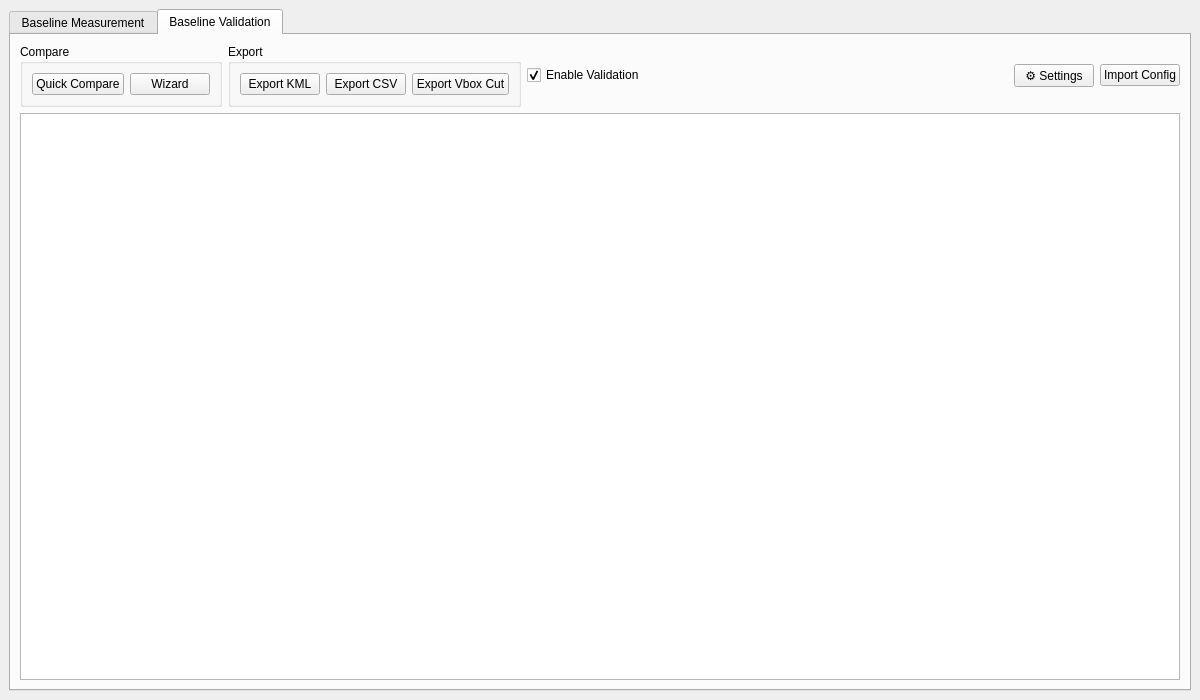
The window that ui/neology_average_speed.ui (dyarrow/AverageSpeed) describes before a commit, drawn with Qt 5.
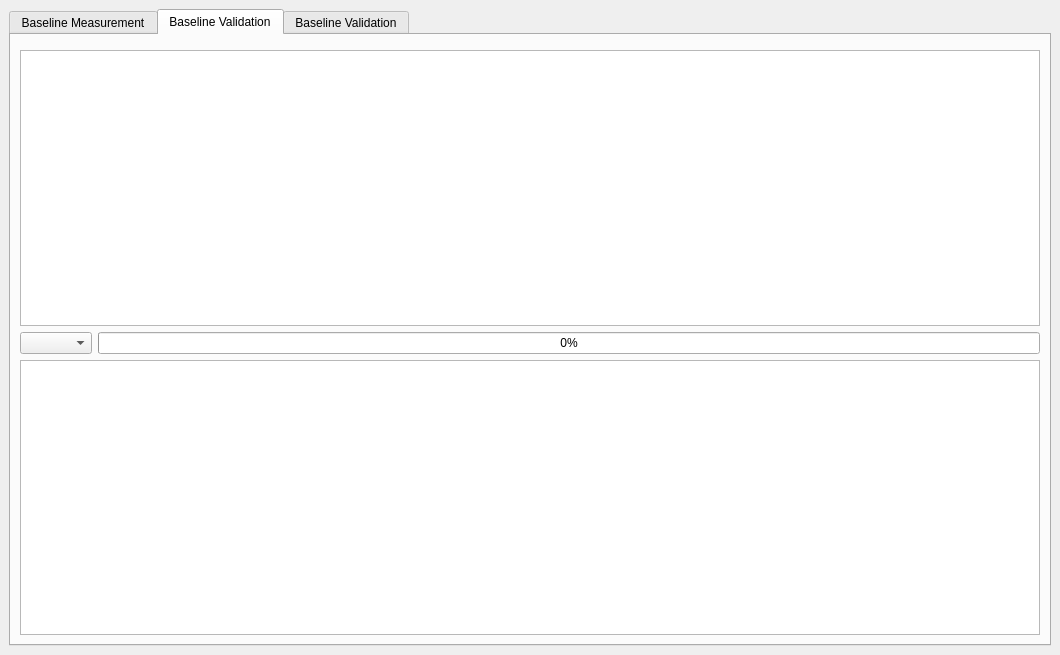
The same window after the commit.

Commit message: Updated help and added more validation visibility

What changed in the file:
```diff
--- a/ui/neology_average_speed.ui
+++ b/ui/neology_average_speed.ui
@@ -6,8 +6,8 @@
    <rect>
     <x>0</x>
     <y>0</y>
-    <width>1200</width>
-    <height>700</height>
+    <width>1060</width>
+    <height>655</height>
    </rect>
   </property>
   <property name="windowTitle">
@@ -58,63 +58,103 @@
       <widget class="QWidget" name="tab_2">
        <attribute name="title"><string>Baseline Validation</string></attribute>
        <layout class="QVBoxLayout" name="verticalLayout_4">
-
-        <!-- ── Toolbar row 1 ── -->
+        <item>
+         <widget class="QWidget" name="toolbar_placeholder">
+          <property name="maximumSize">
+           <size>
+            <width>16777215</width>
+            <height>32</height>
+           </size>
+          </property>
+         </widget>
+        </item>
+        <item>
+         <widget class="QTableView" name="tbl_view_section_data">
+          <property name="selectionMode">
+           <enum>QAbstractItemView::SingleSelection</enum>
+          </property>
+          <property name="selectionBehavior">
+           <enum>QAbstractItemView::SelectRows</enum>
+          </property>
+          <attribute name="horizontalHeaderStretchLastSection">
+           <bool>true</bool>
+          </attribute>
+          <attribute name="verticalHeaderVisible">
+           <bool>false</bool>
+          </attribute>
+         </widget>
+        </item>
+        <item>
+         <layout class="QHBoxLayout" name="horizontalLayout">
+          <item>
+           <widget class="QComboBox" name="combo_section_selection"/>
+          </item>
+          <item>
+           <widget class="QProgressBar" name="pb_progress">
+            <property name="value">
+             <number>0</number>
+            </property>
+           </widget>
+          </item>
+         </layout>
+        </item>
+        <item>
+         <widget class="QTableView" name="tbl_view_gps_data">
+          <property name="selectionMode">
+           <enum>QAbstractItemView::SingleSelection</enum>
+          </property>
+          <property name="selectionBehavior">
+           <enum>QAbstractItemView::SelectRows</enum>
+          </property>
+          <attribute name="horizontalHeaderStretchLastSection">
+           <bool>true</bool>
+          </attribute>
+          <attribute name="verticalHeaderVisible">
+           <bool>false</bool>
+          </attribute>
+         </widget>
+        </item>
+       </layout>
+      </widget>
+      <widget class="QWidget" name="tab_2">
+       <attribute name="title">
+        <string>Baseline Validation</string>
+       </attribute>
+       <layout class="QVBoxLayout" name="verticalLayout_4">
         <item>
          <layout class="QHBoxLayout" name="horizontalLayout_3">
-
-          <!-- Compare group -->
           <item>
-           <widget class="QGroupBox" name="grp_compare">
-            <property name="title"><string>Compare</string></property>
-            <property name="flat"><bool>false</bool></property>
-            <layout class="QHBoxLayout" name="hl_compare">
-             <item><widget class="QPushButton" name="btn_file_check"><property name="text"><string>Quick Compare</string></property><property name="toolTip"><string>Single vehicle quick comparison without the wizard</string></property></widget></item>
-             <item><widget class="QPushButton" name="btn_wizard"><property name="text"><string>Wizard</string></property><property name="toolTip"><string>Step-by-step comparison wizard</string></property></widget></item>
-            </layout>
+           <widget class="QPushButton" name="btn_import_config_file">
+            <property name="text">
+             <string>Import Config</string>
+            </property>
            </widget>
           </item>
-
-
-
-          <!-- Export group -->
           <item>
-           <widget class="QGroupBox" name="grp_export">
-            <property name="title"><string>Export</string></property>
-            <layout class="QHBoxLayout" name="hl_export">
-             <item><widget class="QPushButton" name="btn_save_kml"><property name="text"><string>Export KML</string></property><property name="toolTip"><string>Export results as Google Earth KML file</string></property></widget></item>
-             <item><widget class="QPushButton" name="btn_export_validation_data"><property name="text"><string>Export CSV</string></property><property name="toolTip"><string>Export validation results as CSV and XLSX</string></property></widget></item>
-             <item><widget class="QPushButton" name="btn_export_vbox_cut"><property name="text"><string>Export Vbox Cut</string></property><property name="toolTip"><string>Export filtered Vbox GPS cut data as CSV</string></property></widget></item>
-            </layout>
+           <widget class="QPushButton" name="btn_file_check">
+            <property name="text">
+             <string>Compare GPS/ERCU Data</string>
+            </property>
            </widget>
           </item>
-
-          <!-- Validation toggle -->
           <item>
-           <widget class="QCheckBox" name="chk_validation_enabled">
-            <property name="text"><string>Enable Validation</string></property>
-            <property name="checked"><bool>true</bool></property>
+           <widget class="QPushButton" name="btn_save_kml">
+            <property name="text">
+             <string>Save KML</string>
+            </property>
            </widget>
           </item>
-
-          <!-- Spacer -->
-          <item><spacer name="horizontalSpacer_5"><property name="orientation"><enum>Qt::Horizontal</enum></property><property name="sizeHint" stdset="0"><size><width>40</width><height>20</height></size></property></spacer></item>
-
-          <!-- Settings (far right) -->
           <item>
-           <widget class="QPushButton" name="btn_settings">
-            <property name="text"><string>⚙ Settings</string></property>
-            <property name="toolTip"><string>Configure min satellites, time offset and leap seconds</string></property>
+           <widget class="QPushButton" name="btn_export_validation_data">
+            <property name="text">
+             <string>Export</string>
+            </property>
            </widget>
           </item>
           <!-- Hidden -->
           <item><widget class="QPushButton" name="btn_import_config_file"><property name="text"><string>Import Config</string></property><property name="visible"><bool>false</bool></property></widget></item>
          </layout>
         </item>
-
-
-
-        <!-- ── Results table ── -->
         <item>
          <widget class="QTableView" name="tbl_validation">
           <property name="font"><font><pointsize>8</pointsize></font></property>
@@ -131,7 +171,6 @@
           <attribute name="verticalHeaderDefaultSectionSize"><number>20</number></attribute>
          </widget>
         </item>
-
        </layout>
       </widget>
      </widget>
```
Left out of the diff: 183 changed lines with no effect on the pictures. The commit also changes 7 other files.
